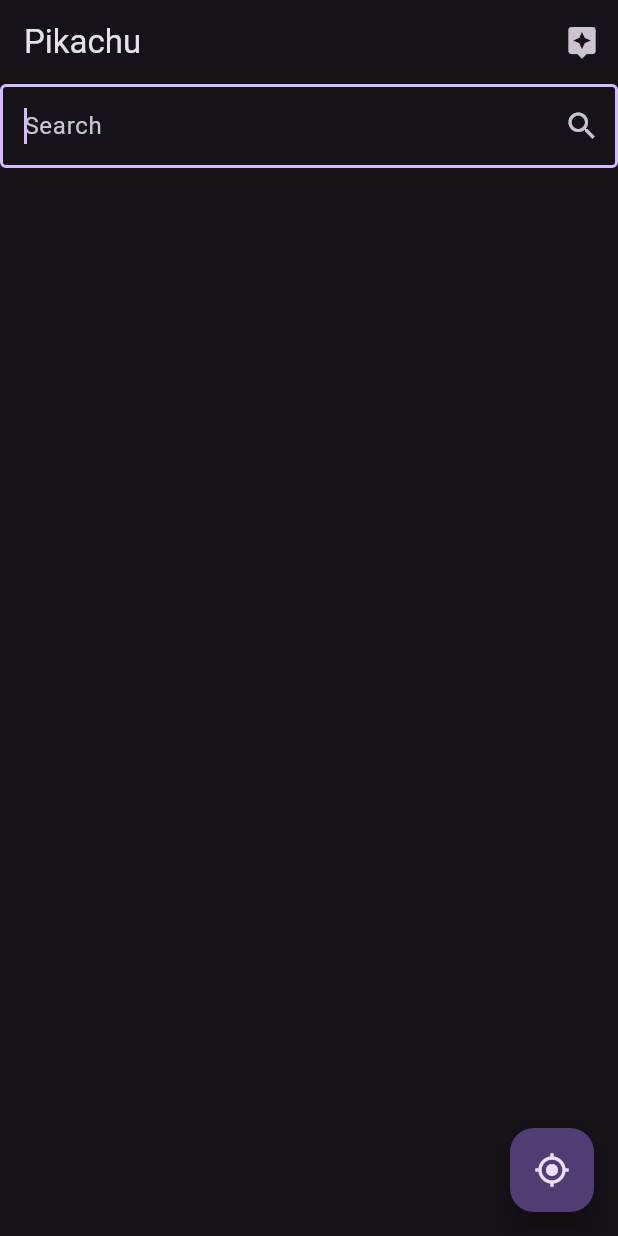
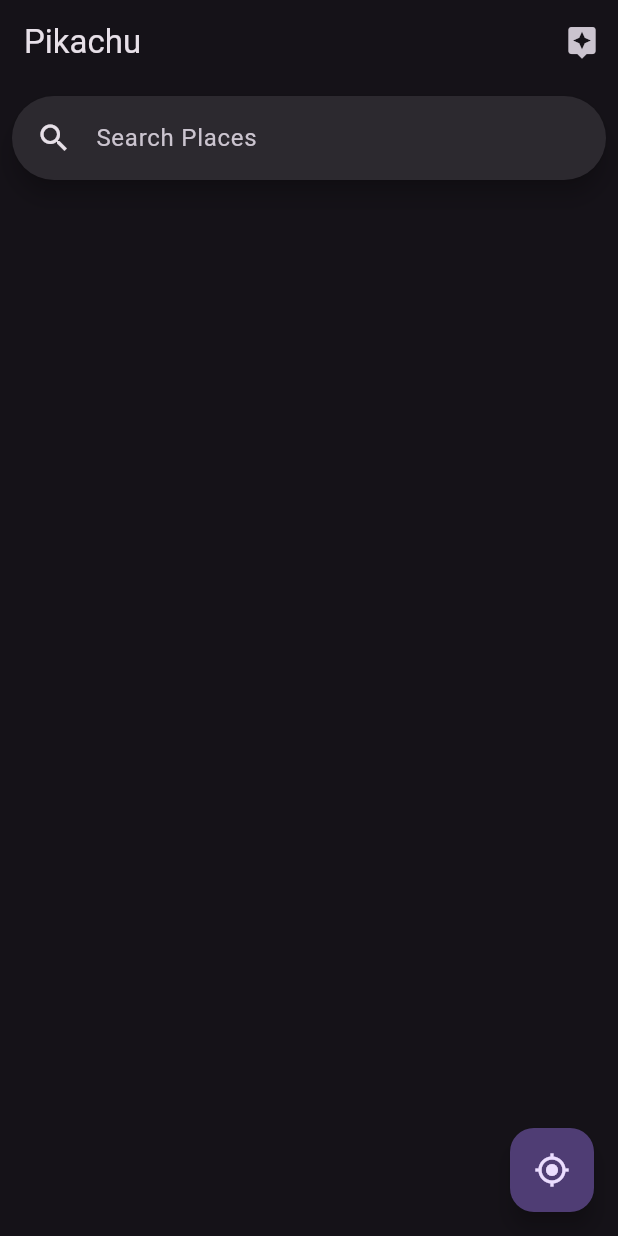
Before and after one commit to SaumyaRaj188/tourism_app, a Flutter app: the screen it shows after launch, on a phone screen of 412 x 824 dp. Run offline on Flutter 3.47's test engine with Material 3 defaults, Android fonts, the phone set to English and light mode, and no system bars.

Commit message:
Updated Search Bar

```diff
--- a/lib/main.dart
+++ b/lib/main.dart
@@ -1,5 +1,5 @@
 import 'package:flutter/material.dart';
-import 'searchPage.dart';
+import 'search_page.dart';
 
 void main() {
   runApp(const MyApp());
@@ -12,7 +12,7 @@ class MyApp extends StatelessWidget {
   @override
   Widget build(BuildContext context) {
     return MaterialApp(
-      title: 'Flutter Demo',
+      title: 'Tourism and City Exploration App',
       theme: ThemeData(
         colorScheme: ColorScheme.fromSeed(
             seedColor: Colors.deepPurple, brightness: Brightness.dark),
--- a/lib/searchBox.dart
+++ /dev/null
@@ -1,42 +0,0 @@
-import 'package:flutter/material.dart';
-
-class MySearchBox extends StatefulWidget {
-  const MySearchBox({super.key});
-
-  @override
-  State<MySearchBox> createState() => _MySearchBoxState();
-}
-
-class _MySearchBoxState extends State<MySearchBox> {
-  final myController = TextEditingController();
-  String text = "";
-
-  void getValue(text) {
-    text = this.text;
-  }
-
-  @override
-  void dispose() {
-    // Clean up the controller when the widget is disposed.
-    myController.dispose();
-    super.dispose();
-  }
-
-  @override
-  Widget build(BuildContext context) {
-    return TextField(
-      controller: myController,
-      autofocus: true,
-      decoration: InputDecoration(
-        border: OutlineInputBorder(),
-        suffixIcon: IconButton(
-          icon: Icon(Icons.search),
-          onPressed: () {
-            getValue(myController.text);
-          },
-        ),
-        hintText: 'Search',
-      ),
-    );
-  }
-}
--- /dev/null
+++ b/lib/search_bar.dart
@@ -0,0 +1,36 @@
+import 'package:flutter/material.dart';
+
+class MySearchBar extends StatefulWidget {
+  const MySearchBar({super.key});
+
+  @override
+  State<MySearchBar> createState() => _MySearchBarState();
+}
+
+class _MySearchBarState extends State<MySearchBar> {
+  @override
+  Widget build(BuildContext context) {
+    return SearchAnchor.bar(
+      barHintText: 'Search Places',
+      suggestionsBuilder: (BuildContext context, SearchController controller) {
+        if (controller.text.isEmpty) {
+          // if (searchHistory.isNotEmpty) {
+          //   return getHistoryList(controller);
+          // }
+          return <Widget>[
+            Center(
+                child: Text(
+              'No search history.',
+            ))
+          ];
+        }
+        return <Widget>[
+          Center(
+              child: Text(
+            'No search history.',
+          ))
+        ];
+      },
+    );
+  }
+}
--- a/lib/searchPage.dart
+++ b/lib/search_page.dart
@@ -1,6 +1,6 @@
 import 'package:flutter/material.dart';
-import 'searchBox.dart';
-import 'getCurrentLocation.dart';
+import 'search_bar.dart';
+import 'get_current_location.dart';
 
 class MySearchPage extends StatefulWidget {
   const MySearchPage({super.key});
@@ -15,6 +15,7 @@ class _MySearchPageState extends State<MySearchPage> {
     return Scaffold(
       appBar: AppBar(
         title: Text("Pikachu"),
+        //backgroundColor: Color(Color.fromARGB(255, 111, 69, 165)),
         actions: <Widget>[
           IconButton(
             icon: const Icon(Icons.assistant),
@@ -25,7 +26,9 @@ class _MySearchPageState extends State<MySearchPage> {
           ),
         ],
       ),
-      body: Column(children: <Widget>[MySearchBox()]),
+      body: Padding(
+          padding: EdgeInsets.all(8.0),
+          child: Column(children: <Widget>[MySearchBar()])),
       floatingActionButton: GetLocation(),
     );
   }
```
Also changed, not shown: lib/get_current_location.dart (renamed from lib/getCurrentLocation.dart).
